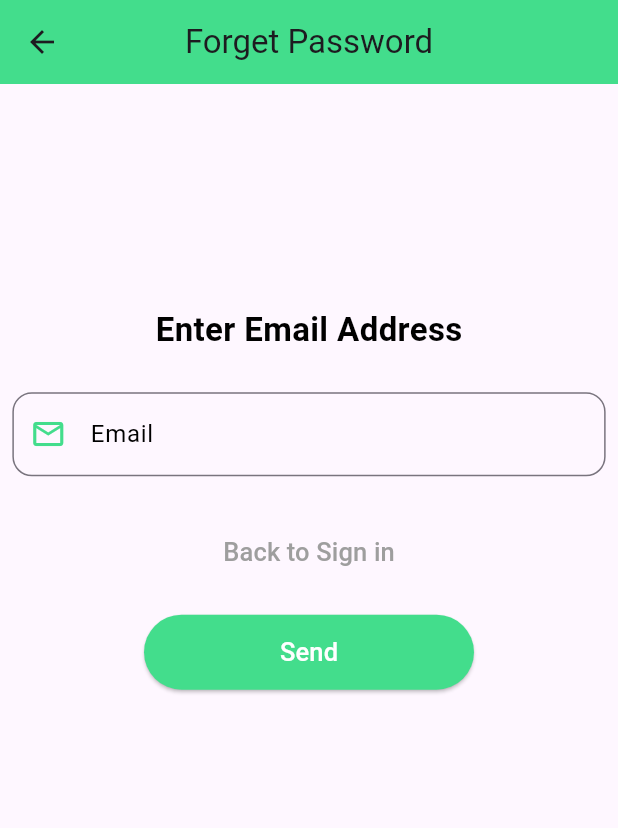
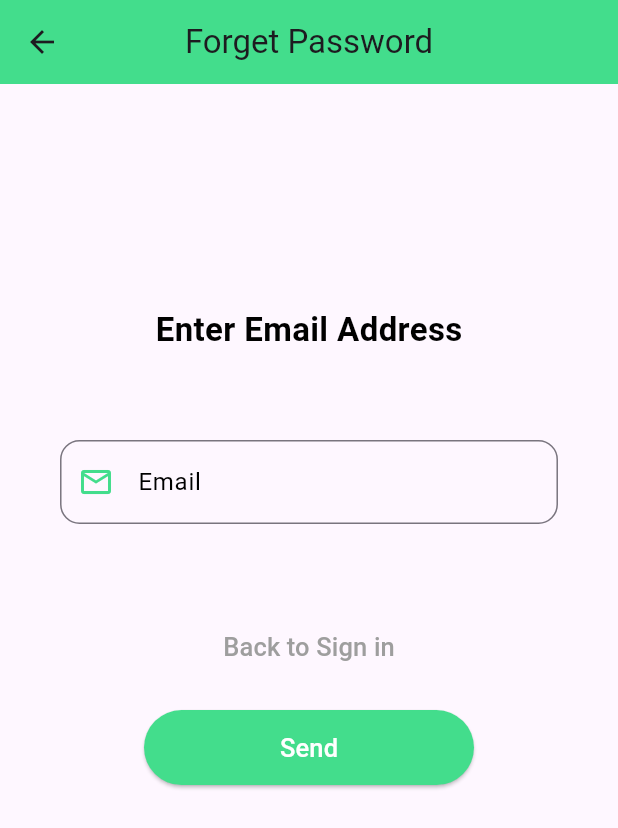
Before and after one commit to kamalnyan/GlobeGaze2, a Flutter app: the forgetPassword screen opened directly, on a phone screen of 412 x 824 dp. Shown: the top 828 px of the screen. Run offline on Flutter 3.47's test engine with Material 3 defaults, Android fonts, the phone set to English and light mode, and no system bars; our stand-ins replace audioplayers, cached_network_image, cloud_firestore, convex_bottom_bar, cool_alert, emoji_picker_flutter and 19 more; missing offline and left inert: email_otp, encrypt, firebase_app_check, flutter_notification_channel, photo_manager, wechat_assets_picker; accounts and stored records are empty; statements that could not run were skipped; project files that could hold a hidden picture were left out.

Commit message:
bug fixx

```diff
--- a/lib/Screens/login_signup_screens/resetpass.dart
+++ b/lib/Screens/login_signup_screens/resetpass.dart
@@ -4,7 +4,6 @@ import 'package:globegaze/components/Elevated_button.dart';
 import 'package:globegaze/components/textfield.dart';
 import 'package:globegaze/themes/colors.dart';
 import 'package:globegaze/themes/dark_light_switch.dart';
-import 'package:velocity_x/velocity_x.dart';
 
 import 'login_with_email_and_passsword.dart';
 import 'otp_screen.dart';
@@ -50,7 +49,7 @@ class _forgetPasswordState extends State<forgetPassword> {
                 height: 18,
               ),
              Padding(
-               padding: EdgeInsets.all(context.screenWidth * 0.02),
+               padding: EdgeInsets.all( 40.02),
                child: customTextField(isDarkMode: isDarkMode, name: 'Email', obs: false, keyboradType: TextInputType.name, icon: Icons.email_outlined)
              ),
               const SizedBox(
```
Also changed, not shown: 3 other files.
